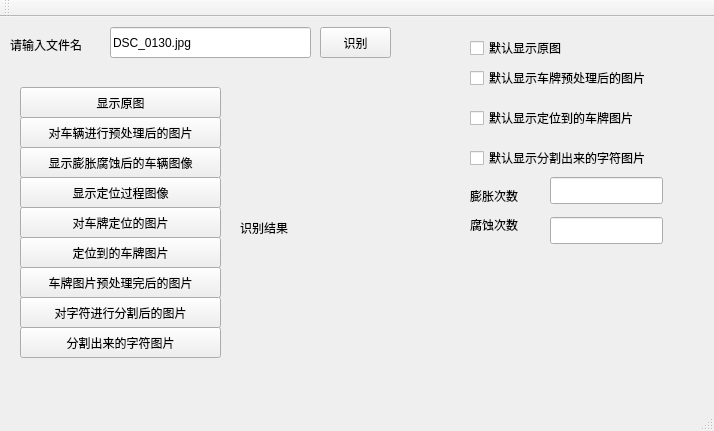
The window that mainwindow.ui (XianB/youyanQT) describes before a commit, drawn with Qt 5.
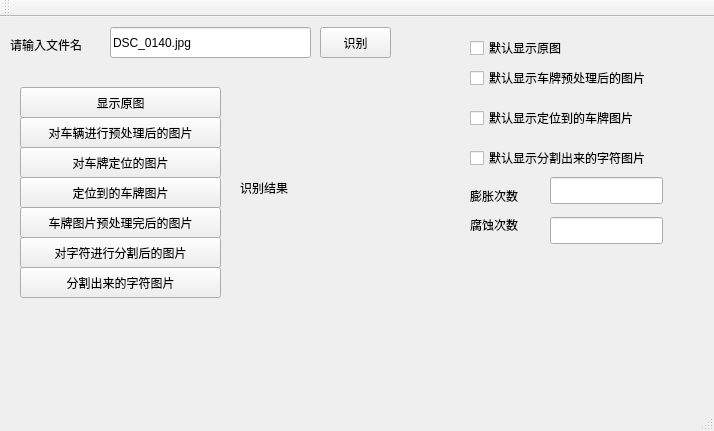
The same window after the commit.

Diff of the .ui file:
```diff
--- a/mainwindow.ui
+++ b/mainwindow.ui
@@ -18,7 +18,7 @@
     <property name="geometry">
      <rect>
       <x>20</x>
-      <y>250</y>
+      <y>190</y>
       <width>201</width>
       <height>31</height>
      </rect>
@@ -31,7 +31,7 @@
     <property name="geometry">
      <rect>
       <x>20</x>
-      <y>190</y>
+      <y>130</y>
       <width>201</width>
       <height>31</height>
      </rect>
@@ -44,7 +44,7 @@
     <property name="geometry">
      <rect>
       <x>20</x>
-      <y>220</y>
+      <y>160</y>
       <width>201</width>
       <height>31</height>
      </rect>
@@ -70,7 +70,7 @@
     <property name="geometry">
      <rect>
       <x>20</x>
-      <y>310</y>
+      <y>250</y>
       <width>201</width>
       <height>31</height>
      </rect>
@@ -102,7 +102,7 @@
      </rect>
     </property>
     <property name="text">
-     <string>DSC_0130.jpg</string>
+     <string>DSC_0140.jpg</string>
     </property>
    </widget>
    <widget class="QLabel" name="label">
@@ -135,9 +135,9 @@
     <property name="geometry">
      <rect>
       <x>240</x>
-      <y>120</y>
-      <width>131</width>
-      <height>181</height>
+      <y>70</y>
+      <width>181</width>
+      <height>201</height>
      </rect>
     </property>
     <property name="text">
@@ -196,32 +196,6 @@
      <string>默认显示分割出来的字符图片</string>
     </property>
    </widget>
-   <widget class="QPushButton" name="pushButton_8">
-    <property name="geometry">
-     <rect>
-      <x>20</x>
-      <y>130</y>
-      <width>201</width>
-      <height>31</height>
-     </rect>
-    </property>
-    <property name="text">
-     <string>显示膨胀腐蚀后的车辆图像</string>
-    </property>
-   </widget>
-   <widget class="QPushButton" name="pushButton_9">
-    <property name="geometry">
-     <rect>
-      <x>20</x>
-      <y>160</y>
-      <width>201</width>
-      <height>31</height>
-     </rect>
-    </property>
-    <property name="text">
-     <string>显示定位过程图像</string>
-    </property>
-   </widget>
    <widget class="QLineEdit" name="lineEdit_2">
     <property name="geometry">
      <rect>
@@ -272,7 +246,7 @@
     <property name="geometry">
      <rect>
       <x>20</x>
-      <y>280</y>
+      <y>220</y>
       <width>201</width>
       <height>31</height>
      </rect>
```
